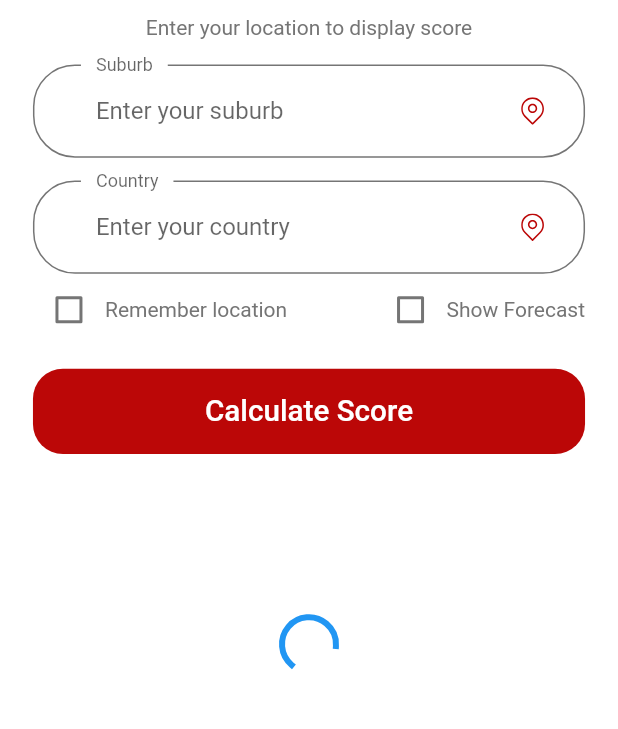
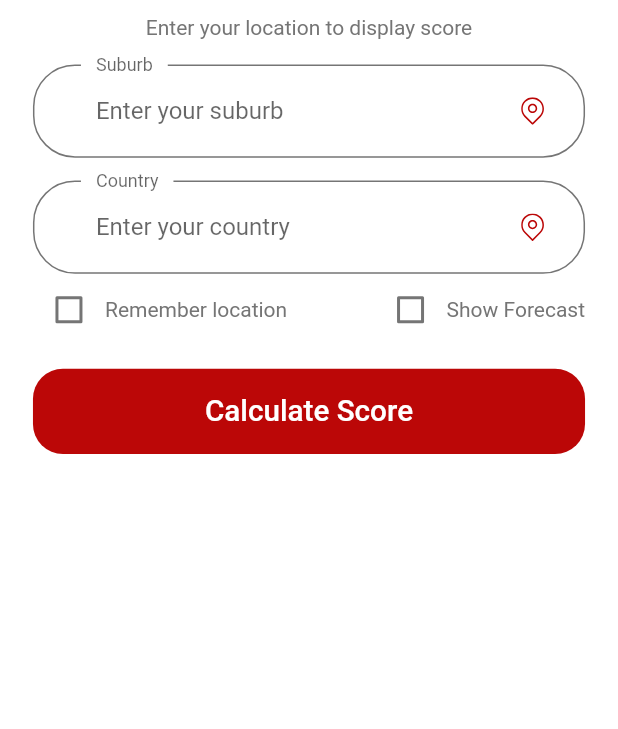
Before and after one commit to blakeroles/should-i-run, a Flutter app: the first screen one second after launch, on a phone screen of 412 x 824 dp, the part 103-832 px from its top. Run offline on Flutter 3.47's test engine with Material 2 defaults, Android fonts, the phone set to English and light mode, and no system bars; our stand-ins replace fl_chart, flutter_dotenv, flutter_svg, shared_preferences; Roboto replaces fonts that are missing (Muli).

```diff
--- a/should_i_run/lib/screens/main_screen/components/location_form.dart
+++ b/should_i_run/lib/screens/main_screen/components/location_form.dart
@@ -229,7 +229,7 @@ class _LocationFormState extends State<LocationForm> {
                   fontSize: getProportionateScreenWidth(12.0),
                 ));
           } else {
-            return CircularProgressIndicator();
+            return Text('');
           }
         });
   }
```
